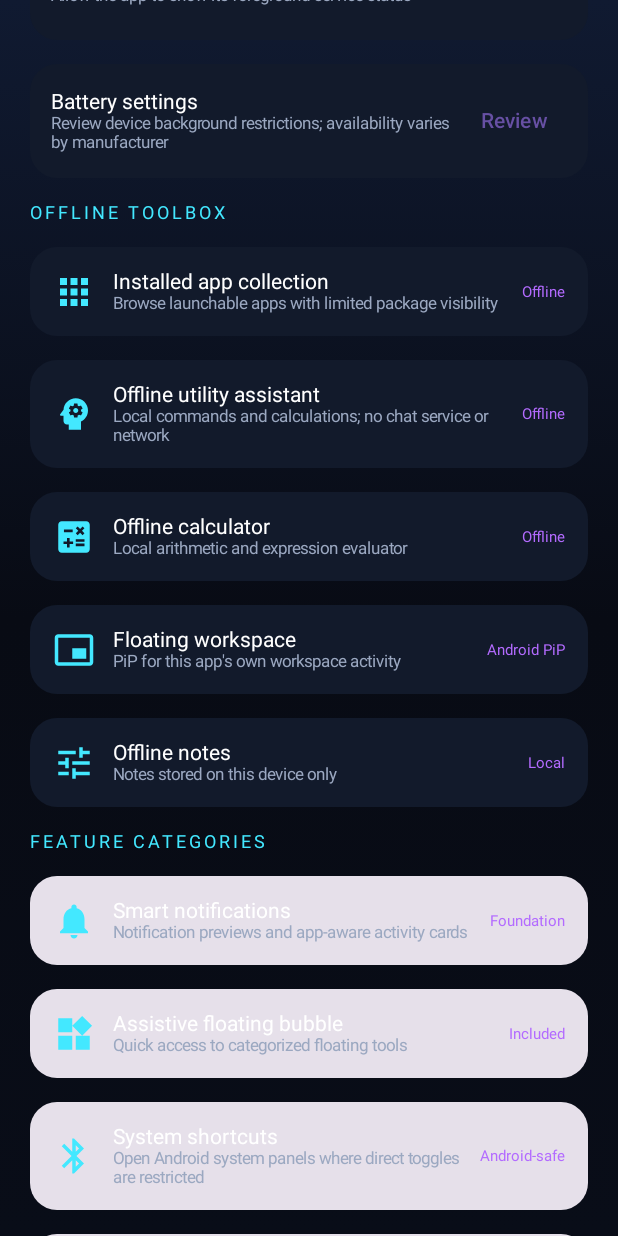
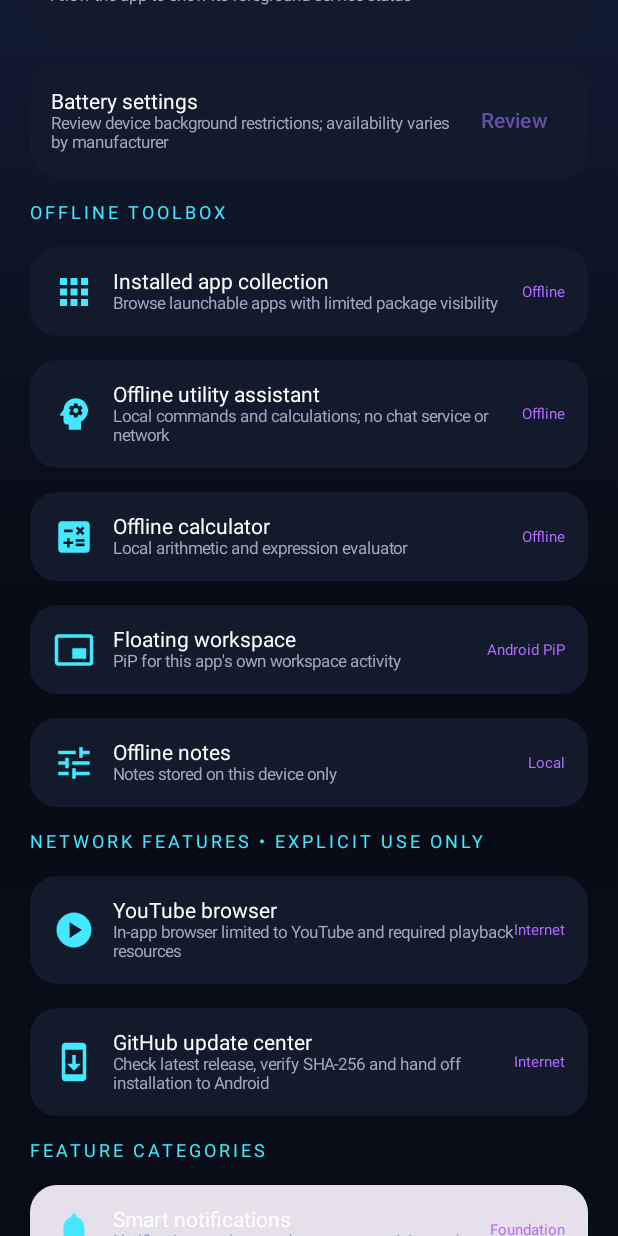
Before and after one commit to adebojel/dynamic-island-ultra, an Android app built with Jetpack Compose: the composable Dashboard shown on its own in the app's theme, scrolled down 576 dp, on a phone screen of 412 x 824 dp. Run offline under Robolectric (Android 15) with nearby library versions, the phone set to English and light mode, and no system bars.

Commit message:
feat(ui): expose YouTube browser and GitHub update center

```diff
--- a/app/src/main/java/com/adebojel/dynamicislandultra/MainActivity.kt
+++ b/app/src/main/java/com/adebojel/dynamicislandultra/MainActivity.kt
@@ -24,6 +24,8 @@ import androidx.compose.material.icons.filled.Apps
 import androidx.compose.material.icons.filled.Calculate
 import androidx.compose.material.icons.filled.Psychology
 import androidx.compose.material.icons.filled.PictureInPictureAlt
+import androidx.compose.material.icons.filled.PlayCircle
+import androidx.compose.material.icons.filled.SystemUpdate
 import androidx.compose.material3.*
 import androidx.compose.runtime.Composable
 import androidx.compose.ui.Alignment
@@ -39,6 +41,8 @@ import com.adebojel.dynamicislandultra.floating.InstalledAppsActivity
 import com.adebojel.dynamicislandultra.floating.OfflineNotesActivity
 import com.adebojel.dynamicislandultra.floating.OfflineCalculatorActivity
 import com.adebojel.dynamicislandultra.floating.FloatingWorkspaceActivity
+import com.adebojel.dynamicislandultra.browser.YoutubeBrowserActivity
+import com.adebojel.dynamicislandultra.update.AppUpdateActivity
 
 private val Night = Color(0xFF080B14)
 private val Panel = Color(0xFF121A2B)
@@ -73,7 +77,9 @@ class MainActivity : ComponentActivity() {
                     onAssistant = { openLocal(OfflineAssistantActivity::class.java) },
                     onNotes = { openLocal(OfflineNotesActivity::class.java) },
                     onCalculator = { openLocal(OfflineCalculatorActivity::class.java) },
-                    onWorkspace = { openLocal(FloatingWorkspaceActivity::class.java) }
+                    onWorkspace = { openLocal(FloatingWorkspaceActivity::class.java) },
+                    onYoutubeBrowser = { openLocal(YoutubeBrowserActivity::class.java) },
+                    onUpdate = { openLocal(AppUpdateActivity::class.java) }
                 )
             }
         }
@@ -141,7 +147,9 @@ private fun Dashboard(
     onAssistant: () -> Unit,
     onNotes: () -> Unit,
     onCalculator: () -> Unit,
-    onWorkspace: () -> Unit
+    onWorkspace: () -> Unit,
+    onYoutubeBrowser: () -> Unit,
+    onUpdate: () -> Unit
 ) {
     LazyColumn(
         modifier = Modifier.fillMaxSize().background(
@@ -254,6 +262,13 @@ private fun Dashboard(
         item {
             FeatureCard(Icons.Default.Tune, "Offline notes", "Notes stored on this device only", "Local", onNotes)
         }
+        item { Text("NETWORK FEATURES • EXPLICIT USE ONLY", color = Cyan, fontSize = 12.sp, letterSpacing = 2.sp) }
+        item {
+            FeatureCard(Icons.Default.PlayCircle, "YouTube browser", "In-app browser limited to YouTube and required playback resources", "Internet", onYoutubeBrowser)
+        }
+        item {
+            FeatureCard(Icons.Default.SystemUpdate, "GitHub update center", "Check latest release, verify SHA-256 and hand off installation to Android", "Internet", onUpdate)
+        }
         item { Text("FEATURE CATEGORIES", color = Cyan, fontSize = 12.sp, letterSpacing = 2.sp) }
         item {
             FeatureCard(
```
